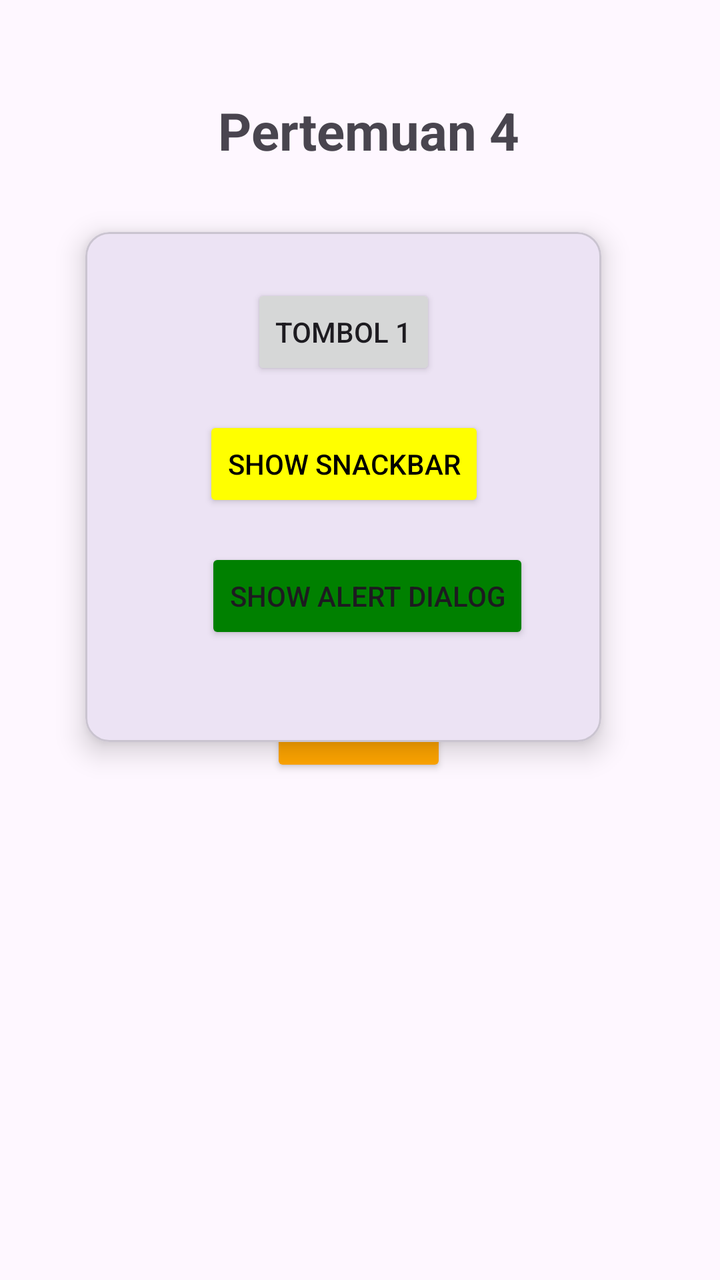
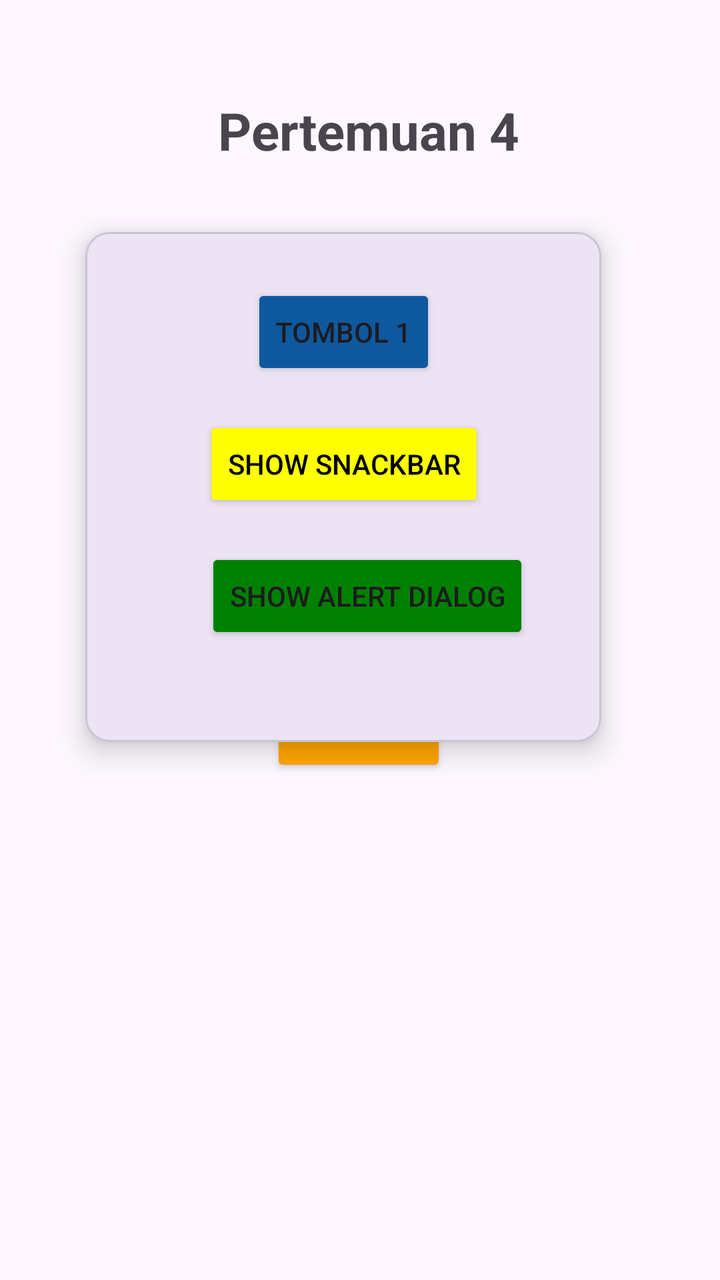

Compare the two renders of this Android layout. The source of the first and the diff that turns it into the second are given below.
<!-- AndroidManifest.xml: application theme Theme.Merkuriusendy -->
<!-- res/layout/activity_fourth.xml -->
<?xml version="1.0" encoding="utf-8"?>
<androidx.constraintlayout.widget.ConstraintLayout xmlns:android="http://schemas.android.com/apk/res/android"
    xmlns:app="http://schemas.android.com/apk/res-auto"
    xmlns:tools="http://schemas.android.com/tools"
    android:id="@+id/main"
    android:layout_width="match_parent"
    android:layout_height="match_parent"
    tools:context=".Pertemuan_4.FourthActivity">

    <com.google.android.material.card.MaterialCardView
        android:layout_width="258dp"
        android:layout_height="255dp"
        android:layout_marginTop="116dp"
        app:layout_constraintEnd_toEndOf="parent"
        app:layout_constraintHorizontal_bias="0.418"
        app:layout_constraintStart_toStartOf="parent"
        app:layout_constraintTop_toTopOf="parent"
        app:cardElevation="8dp">

        <androidx.constraintlayout.widget.ConstraintLayout
            android:layout_width="match_parent"
            android:layout_height="match_parent"
            android:layout_margin="10sp">

            <Button
                android:id="@+id/btn1"
                android:layout_width="wrap_content"
                android:layout_height="wrap_content"
                android:text="Tombol 1"
                app:layout_constraintBottom_toBottomOf="parent"
                app:layout_constraintEnd_toEndOf="parent"
                app:layout_constraintStart_toStartOf="parent"
                app:layout_constraintTop_toTopOf="parent"
                app:layout_constraintVertical_bias="0.085" />

            <Button
                android:id="@+id/btnShowSnackbar"
                android:layout_width="wrap_content"
                android:layout_height="wrap_content"
                android:backgroundTint="#FFFF00"
                android:text="Show Snackbar"
                android:textColor="@color/black"
                app:layout_constraintBottom_toBottomOf="parent"
                app:layout_constraintEnd_toEndOf="parent"
                app:layout_constraintHorizontal_bias="0.505"
                app:layout_constraintStart_toStartOf="parent"
                app:layout_constraintTop_toTopOf="parent"
                app:layout_constraintVertical_bias="0.438" />

            <Button
                android:id="@+id/btnShowAlertDialog"
                android:layout_width="wrap_content"
                android:layout_height="wrap_content"
                android:backgroundTint="#008000"
                android:text="Show Alert Dialog"
                app:layout_constraintBottom_toBottomOf="parent"
                app:layout_constraintEnd_toEndOf="parent"
                app:layout_constraintHorizontal_bias="0.657"
                app:layout_constraintStart_toStartOf="parent"
                app:layout_constraintTop_toTopOf="parent"
                app:layout_constraintVertical_bias="0.791" />
        </androidx.constraintlayout.widget.ConstraintLayout>

    </com.google.android.material.card.MaterialCardView>

    <Button
        android:id="@+id/btnKembali"
        android:layout_width="wrap_content"
        android:layout_height="wrap_content"
        android:backgroundTint="#FFA500"
        android:text="Kembali"
        app:layout_constraintBottom_toBottomOf="parent"
        app:layout_constraintEnd_toEndOf="parent"
        app:layout_constraintHorizontal_bias="0.498"
        app:layout_constraintStart_toStartOf="parent"
        app:layout_constraintTop_toTopOf="parent"
        app:layout_constraintVertical_bias="0.575" />

    <TextView
        android:id="@+id/textView6"
        android:layout_width="wrap_content"
        android:layout_height="wrap_content"
        android:text="Pertemuan 4"
        android:textSize="26sp"
        android:textStyle="bold"
        app:layout_constraintBottom_toBottomOf="parent"
        app:layout_constraintEnd_toEndOf="parent"
        app:layout_constraintHorizontal_bias="0.521"
        app:layout_constraintStart_toStartOf="parent"
        app:layout_constraintTop_toTopOf="parent"
        app:layout_constraintVertical_bias="0.079" />
</androidx.constraintlayout.widget.ConstraintLayout>
<!-- resources referenced by this layout -->
<resources>
  <color name="black">#FF000000</color>
  <style name="Theme.Merkuriusendy" parent="Base.Theme.Merkuriusendy" />
  <style name="Base.Theme.Merkuriusendy" parent="Theme.Material3.DayNight.NoActionBar">
          
          
      </style>
</resources>

<!-- the commit's change to res/layout/activity_fourth.xml (unified diff, before → after) -->
@@ -27,6 +27,7 @@
                 android:layout_width="wrap_content"
                 android:layout_height="wrap_content"
                 android:text="Tombol 1"
+                android:backgroundTint="#0E589E"
                 app:layout_constraintBottom_toBottomOf="parent"
                 app:layout_constraintEnd_toEndOf="parent"
                 app:layout_constraintStart_toStartOf="parent"
